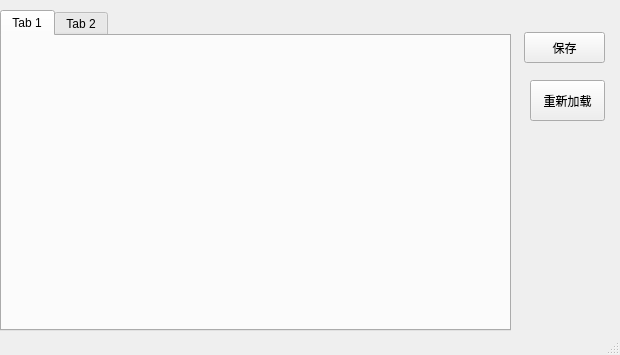
First picture: the form in mainwindow.ui, repository gordonpro/QTEnvEditor, before the edit.
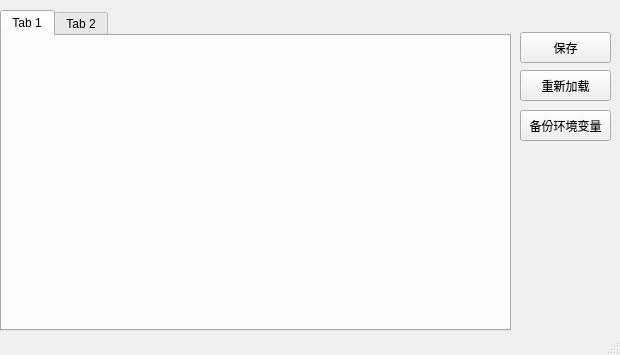
Second picture: the form after the edit.

Commit message: completed backup up environment variables to json.

```diff
--- a/mainwindow.ui
+++ b/mainwindow.ui
@@ -40,9 +40,9 @@
    <widget class="QPushButton" name="pushButton">
     <property name="geometry">
      <rect>
-      <x>524</x>
+      <x>520</x>
       <y>32</y>
-      <width>81</width>
+      <width>91</width>
       <height>31</height>
      </rect>
     </property>
@@ -53,16 +53,29 @@
    <widget class="QPushButton" name="pushButton_2">
     <property name="geometry">
      <rect>
-      <x>530</x>
-      <y>80</y>
-      <width>75</width>
-      <height>41</height>
+      <x>520</x>
+      <y>70</y>
+      <width>91</width>
+      <height>31</height>
      </rect>
     </property>
     <property name="text">
      <string>重新加载</string>
     </property>
    </widget>
+   <widget class="QPushButton" name="btn_Backup">
+    <property name="geometry">
+     <rect>
+      <x>520</x>
+      <y>110</y>
+      <width>91</width>
+      <height>31</height>
+     </rect>
+    </property>
+    <property name="text">
+     <string>备份环境变量</string>
+    </property>
+   </widget>
   </widget>
   <widget class="QStatusBar" name="statusBar"/>
  </widget>
```
The commit also changes 7 other files.
